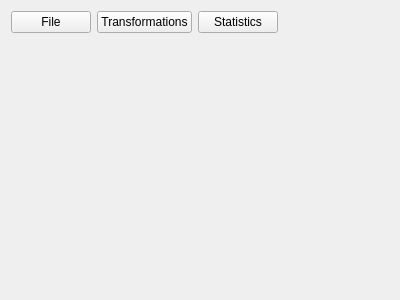
nasta-jurackova/imagec, file src/gui/windows/ImageWindow.ui: the form before one commit.
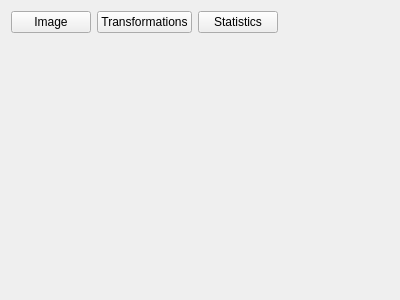
The form after the commit.

Commit message: Reworked SaveImage Algorithm

```diff
--- a/src/gui/windows/ImageWindow.ui
+++ b/src/gui/windows/ImageWindow.ui
@@ -19,7 +19,7 @@
      <item>
       <widget class="QPushButton" name="pushButton">
        <property name="text">
-        <string>File</string>
+        <string>Image</string>
        </property>
       </widget>
      </item>
```
Left out of the diff: 6 changed lines with no effect on the pictures. The commit also changes 5 other files.
